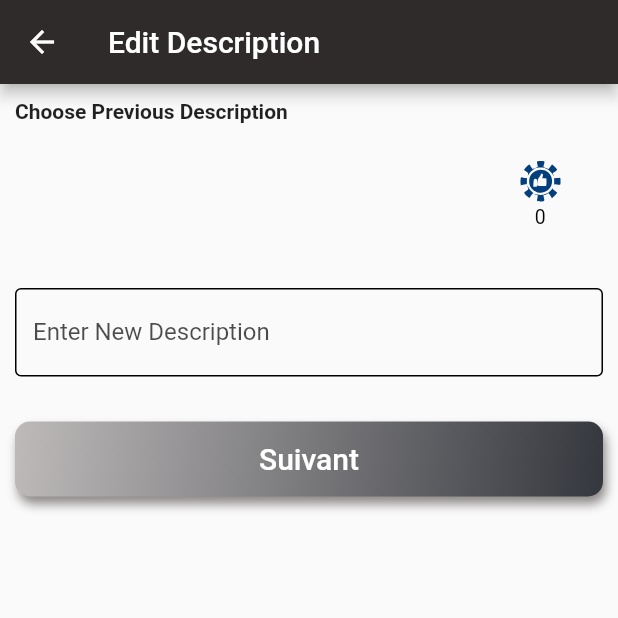
After one commit to noman9k/card_app, a Flutter app: the ProfileScreen screen opened by its route, after a tap on the "edit" icon, on a phone screen of 412 x 824 dp, the top half of it. The commit adds this screen. Run offline on Flutter 3.47's test engine with Material 2 defaults, Android fonts, the phone set to English and light mode, and no system bars; our stand-ins replace camera, cloud_firestore, country_picker, firebase_auth, firebase_core, firebase_storage and 5 more; missing offline and left inert: google_mlkit_face_detection; accounts and stored records are empty.

Commit message:
Editing of description done

```diff
--- /dev/null
+++ b/lib/controllers/edit_description_controller.dart
@@ -0,0 +1,40 @@
+import 'package:card_app/controllers/profile_controller.dart';
+import 'package:cloud_firestore/cloud_firestore.dart';
+import 'package:firebase_auth/firebase_auth.dart';
+import 'package:flutter/cupertino.dart';
+import 'package:get/get.dart';
+
+class EditDescriptionController extends GetxController {
+  ProfileController profileController = Get.find();
+  var uId = FirebaseAuth.instance.currentUser!.uid;
+
+  CollectionReference usersReference =
+      FirebaseFirestore.instance.collection('users');
+  TextEditingController descriptionController = TextEditingController();
+  var previousDescription = false.obs;
+
+  void togglePreviousDescription() {
+    if (previousDescription.value) {
+      descriptionController.text = '';
+    }
+    previousDescription.value = !previousDescription.value;
+  }
+
+  Future<void> updateDescription(
+      String text, String pDescription, List likes) async {
+    FocusScope.of(Get.context!).unfocus();
+
+    await usersReference.doc(uId).update({
+      'p_description': pDescription,
+      'p_likes': likes,
+      'description': text,
+      'likes': pDescription == text ? likes : [null],
+      'number_of_edits.description': pDescription == text ? '1' : '0',
+    }).then((value) {
+      profileController.getnumberofEdits();
+      profileController.getProfileData();
+
+      Get.back();
+    });
+  }
+}
--- a/lib/controllers/profile_controller.dart
+++ b/lib/controllers/profile_controller.dart
@@ -6,7 +6,9 @@ class ProfileController extends GetxController {
   var uId = FirebaseAuth.instance.currentUser!.uid;
   CollectionReference usersReference =
       FirebaseFirestore.instance.collection('users');
-
+  var descriptionEdited = true.obs;
+  var roleEdited = true.obs;
+  var questionEdited = true.obs;
   var name = ''.obs;
   var flag = ''.obs;
   var description = ''.obs;
@@ -28,6 +30,17 @@ class ProfileController extends GetxController {
     super.onInit();
     getProfileData();
     getLikes(null);
+    getnumberofEdits();
+  }
+
+  Future<void> getnumberofEdits() async {
+    await usersReference.doc(uId).get().then((value) {
+      descriptionEdited.value =
+          value['number_of_edits.description'] == '1' ? true : false;
+      roleEdited.value = value['number_of_edits.role'] == '1' ? true : false;
+      questionEdited.value =
+          value['number_of_edits.question'] == '1' ? true : false;
+    });
   }
 
   Future<void> getProfileData() async {
@@ -112,4 +125,26 @@ class ProfileController extends GetxController {
       });
     }
   }
+
+  void setDescription() async {
+    var pastDescription = '';
+    var pastLikes = [];
+
+    try {
+      await usersReference.doc(uId).get().then((value) {
+        pastDescription = value['p_description'];
+        pastLikes =
+            value['p_likes'].map<String>((value) => value.toString()).toList();
+      });
+    } catch (e) {
+      pastDescription = description.value;
+      await usersReference.doc(uId).get().then((value) {
+        pastLikes =
+            value['likes'].map<String>((value) => value.toString()).toList();
+      });
+    } finally {
+      Get.toNamed('/edit-description-screen',
+          arguments: [pastDescription, pastLikes]);
+    }
+  }
 }
--- a/lib/controllers/role_controller.dart
+++ b/lib/controllers/role_controller.dart
@@ -68,9 +68,13 @@ class RoleController extends GetxController {
 
       await usersReference.doc(uId).update({
         'role': role,
+        'number_of_edits.role': nextScreenRoute == '/question-screen'?'0': '1',
       });
 
+      profileController.getnumberofEdits();
+
       profileController.getProfileData();
+
       print(nextScreenRoute);
       Get.offNamed(nextScreenRoute);
 
--- a/lib/main.dart
+++ b/lib/main.dart
@@ -8,6 +8,7 @@ import 'package:flutter/material.dart';
 import 'package:get/get.dart';
 
 import 'screens/comunity_screen.dart';
+import 'screens/edit_description_screen.dart';
 import 'screens/get_userdata_screen.dart';
 import 'screens/home_screen.dart';
 import 'screens/image_upload_screen.dart';
@@ -50,6 +51,9 @@ class MyApp extends StatelessWidget {
         GetPage(name: '/home-screen', page: () => HomeScreen()),
         GetPage(name: '/comunity-screen', page: () => ComunityScreen()),
         GetPage(name: '/message-screen', page: () => MessageScreen()),
+        GetPage(
+            name: '/edit-description-screen',
+            page: () => EditDescriptionScreen()),
       ],
     );
   }
--- /dev/null
+++ b/lib/screens/edit_description_screen.dart
@@ -0,0 +1,143 @@
+import 'package:flutter/material.dart';
+import 'package:flutter_svg/svg.dart';
+import 'package:get/get.dart';
+
+import '../constant/colors.dart';
+import '../controllers/edit_description_controller.dart';
+import '../widgets/my_widgets.dart';
+
+class EditDescriptionScreen extends StatelessWidget {
+  EditDescriptionScreen({Key? key}) : super(key: key);
+
+  final EditDescriptionController controller =
+      Get.put(EditDescriptionController());
+
+  @override
+  Widget build(BuildContext context) {
+    var description = Get.arguments[0];
+    return Scaffold(
+      appBar: AppBar(
+        title: const Text('Edit Description'),
+      ),
+      body: Padding(
+        padding: const EdgeInsets.all(10.0),
+        child: Obx(
+          () => Column(
+            crossAxisAlignment: CrossAxisAlignment.start,
+            mainAxisAlignment: MainAxisAlignment.start,
+            children: [
+              const Text(
+                'Choose Previous Description',
+                style: TextStyle(
+                  fontWeight: FontWeight.bold,
+                ),
+              ),
+              SizedBox(
+                height: 80,
+                width: Get.width,
+                child: Row(
+                  crossAxisAlignment: CrossAxisAlignment.center,
+                  children: [
+                    Container(
+                      padding: const EdgeInsets.all(10),
+                      decoration: controller.previousDescription.isTrue
+                          ? BoxDecoration(
+                              border: Border.all(
+                                  width: 2, color: MyColors.backgroundColor),
+                              borderRadius: BorderRadius.circular(10),
+                            )
+                          : null,
+                      width: Get.width * 0.8,
+                      child: InkWell(
+                        onTap: () {
+                          description = controller.previousDescription.value
+                              ? ''
+                              : Get.arguments[0];
+                          controller.descriptionController.text = description;
+                          controller.togglePreviousDescription();
+                        },
+                        child: Text(
+                          ' $description',
+                        ),
+                      ),
+                    ),
+                    Padding(
+                      padding: const EdgeInsets.only(top: 20),
+                      child: SizedBox(
+                        width: Get.width * 0.1,
+                        height: 50,
+                        child: Column(
+                          mainAxisSize: MainAxisSize.min,
+                          children: [
+                            SizedBox(
+                              width: 30,
+                              height: 30,
+                              child: SvgPicture.asset('assets/images/like.svg',
+                                  color: const Color.fromARGB(255, 2, 63, 124)),
+                            ),
+                            // ignore: prefer_const_constructors
+                            Text(
+                              Get.arguments[1].length == 0
+                                  ? '0'
+                                  : (Get.arguments[1].length - 1).toString(),
+                              style: const TextStyle(
+                                fontSize: 13,
+                                color: Colors.black,
+                              ),
+                            ),
+                          ],
+                        ),
+                      ),
+                    ),
+                  ],
+                ),
+              ),
+              const SizedBox(
+                height: 30,
+              ),
+              TextField(
+                controller: controller.descriptionController,
+                decoration: InputDecoration(
+                  labelText: 'Enter New Description',
+                  labelStyle: TextStyle(
+                    color: MyColors.textColor.withOpacity(0.7),
+                  ),
+                  focusedBorder: const OutlineInputBorder(
+                    borderSide: BorderSide(
+                      color: MyColors.textColor,
+                    ),
+                  ),
+                  border: const OutlineInputBorder(
+                    borderSide: BorderSide(color: MyColors.textColor),
+                    borderRadius: BorderRadius.all(
+                      Radius.circular(10),
+                    ),
+                  ),
+                  enabledBorder: const OutlineInputBorder(
+                    borderSide: BorderSide(color: MyColors.textColor),
+                  ),
+                ),
+              ),
+              const SizedBox(
+                height: 30,
+              ),
+              MyElevatedButton(
+                child: const Text('Suivant',
+                    style: TextStyle(
+                      fontSize: 20,
+                      color: MyColors.newTextColor,
+                    )),
+                onButtonPressed: () async {
+                  await controller.updateDescription(
+                      controller.descriptionController.text,
+                      Get.arguments[0] as String,
+                      Get.arguments[1] as List);
+                },
+              ),
+            ],
+          ),
+        ),
+      ),
+    );
+  }
+}
--- a/lib/screens/profile_screen.dart
+++ b/lib/screens/profile_screen.dart
@@ -70,6 +70,7 @@ class ProfileScreen extends StatelessWidget {
                   fit: StackFit.loose,
                   clipBehavior: Clip.none,
                   children: [
+                    //flag
                     Positioned(
                       top: 10,
                       left: 10,
@@ -82,6 +83,7 @@ class ProfileScreen extends StatelessWidget {
                         ),
                       ),
                     ),
+                    //Like
                     Positioned(
                       top: 10,
                       right: 5,
@@ -117,6 +119,7 @@ class ProfileScreen extends StatelessWidget {
                         ),
                       ),
                     ),
+                    //Role
                     Positioned(
                       bottom: 30,
                       right: 10,
@@ -125,7 +128,8 @@ class ProfileScreen extends StatelessWidget {
                         height: 50,
                         child: InkWell(
                           onTap: () {
-                            if (userItself) {
+                            if (userItself &&
+                                !profileController.roleEdited.value) {
                               roleController.updateReturnRoute('/home-screen');
                               Get.toNamed('/select-role-screen');
                             }
@@ -135,6 +139,7 @@ class ProfileScreen extends StatelessWidget {
                         ),
                       ),
                     ),
+                    // Image
                     Align(
                       alignment: Alignment.center,
                       child: Column(
@@ -169,14 +174,12 @@ class ProfileScreen extends StatelessWidget {
                         ],
                       ),
                     ),
+                    //Description
                     Positioned(
                       bottom: -20,
                       child: Padding(
                         padding: const EdgeInsets.symmetric(horizontal: 10),
-                        child: Stack(
-                          clipBehavior: Clip.none,
-                          children: [
-                            Container(
+                        child: Container(
                           decoration: BoxDecoration(
                             borderRadius: const BorderRadius.all(
                               Radius.circular(30),
@@ -195,10 +198,23 @@ class ProfileScreen extends StatelessWidget {
                             ),
                           ),
                         ),
-                          ],
                       ),
                     ),
+                    // Edit Descriprion
+
+                    Positioned(
+                      bottom: -15,
+                      right: 10,
+                      child: userItself &&
+                              !profileController.descriptionEdited.value
+                          ? IconButton(
+                              onPressed: () {
+                                profileController.setDescription();
+                              },
+                              icon: Icon(Icons.edit),
                             )
+                          : Container(),
+                    ),
                   ],
                 ),
               ),
@@ -222,9 +238,8 @@ class ProfileScreen extends StatelessWidget {
                           ),
                         ),
                         SizedBox(width: 10),
-                        !userItself
-                            ? Container()
-                            : IconButton(
+                        !profileController.questionEdited.value && userItself
+                            ? IconButton(
                                 onPressed: () {
                                   questionController.setControllerValues(
                                     profileController.answer1.value,
@@ -237,7 +252,8 @@ class ProfileScreen extends StatelessWidget {
                                   Get.toNamed('/question-screen');
                                 },
                                 icon: Icon(Icons.edit),
-                              ),
+                              )
+                            : Container()
                       ],
                     ),
                     Divider(
```
Also changed, not shown: lib/controllers/login_controller.dart (+8 -2 lines), lib/controllers/question_controller.dart (+7 -2 lines), lib/screens/chat_screen.dart (+41 -27 lines), lib/screens/message_screen.dart (+44 -30 lines). Lines whose indentation alone changed are shown as unchanged.
